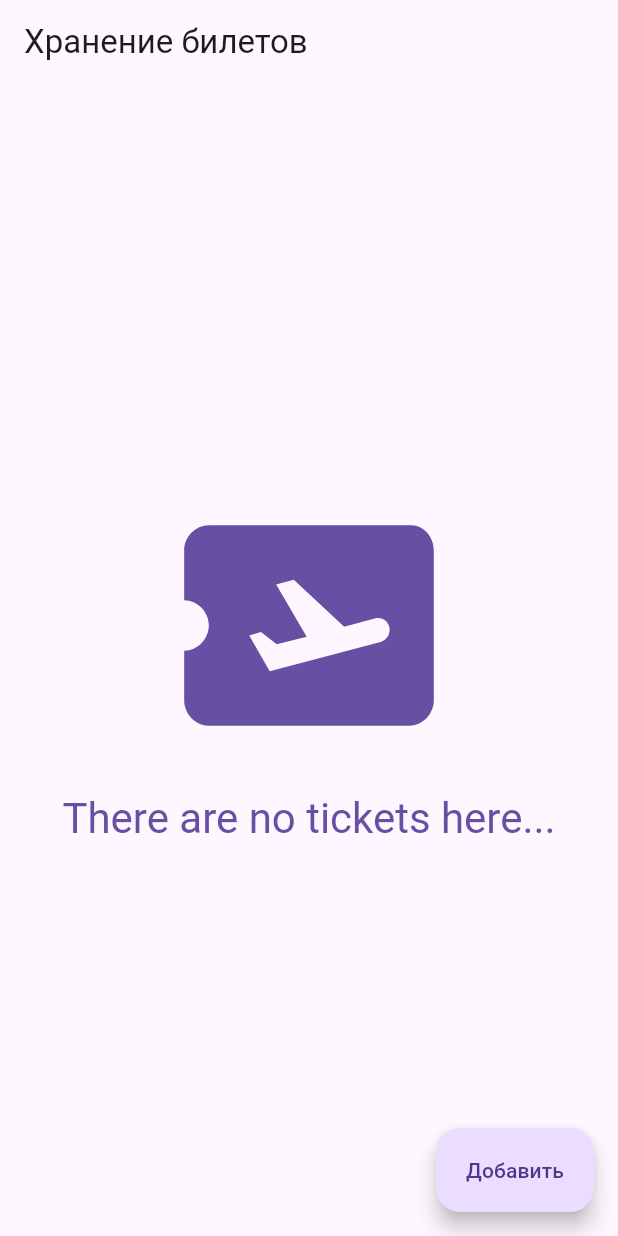
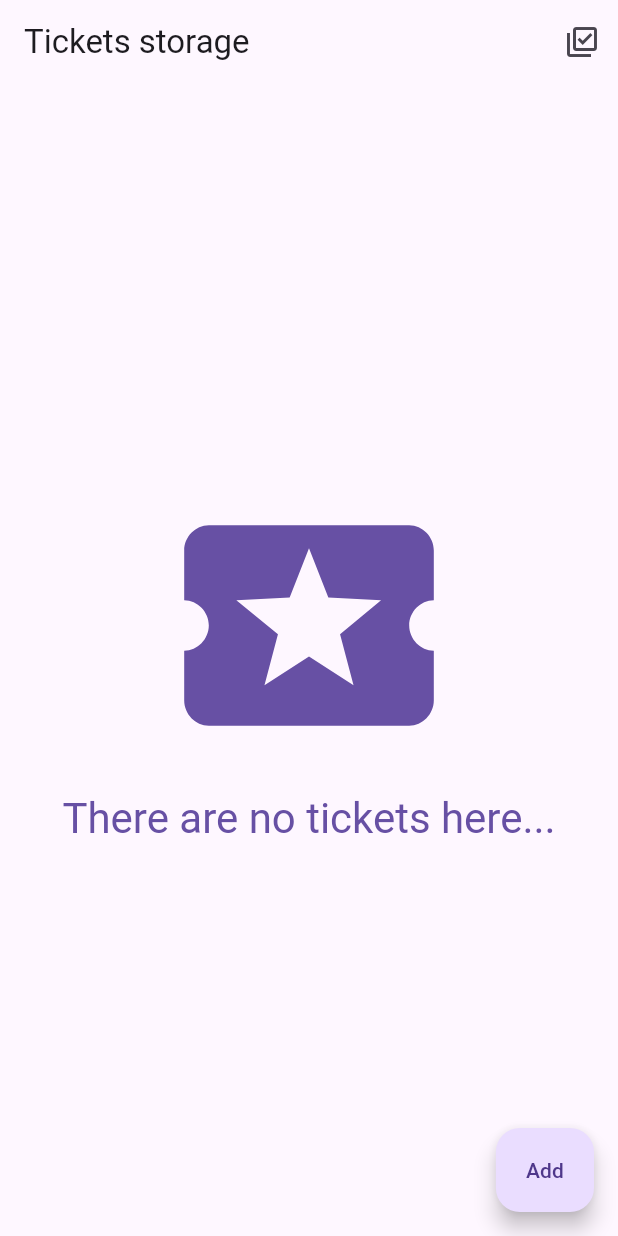
Before and after one commit to yokawaiik/tickets_storage_app, a Flutter app: the screen it shows after launch, on a phone screen of 412 x 824 dp. Run offline on Flutter 3.47's test engine with Material 2 defaults, Android fonts, the light colour scheme and no system bars; our stand-ins replace bloc, dio, equatable, flutter_bloc, flutter_slidable, get_it and 3 more; missing offline and left inert: flutter_download_manager, flutter_pdfview; accounts and stored records are empty; generated files the repository leaves out were written again.

Commit message:
Add multiple deleating.

```diff
--- a/lib/src/features/ticket_storage/domain/models/ticket.dart
+++ b/lib/src/features/ticket_storage/domain/models/ticket.dart
@@ -5,20 +5,28 @@ class Ticket extends Equatable {
   late final String fileUrl;
   String? filePath;
 
+  bool isSelected;
+
   Ticket({
     required this.id,
     required this.fileUrl,
     required this.filePath,
+    this.isSelected = false,
   });
 
-  Ticket.preview({
-    required this.fileUrl,
-  });
+  void setSelection(bool selection) {
+    isSelected = selection;
+  }
 
   void setFilePath(String filePath) {
     this.filePath = filePath;
   }
 
   @override
+  String toString() {
+    return "Ticket - id: $id - fileUrl: $fileUrl - filePath: $filePath - isSelected: $isSelected.";
+  }
+
+  @override
   List<Object?> get props => [fileUrl, filePath];
 }
--- a/lib/src/features/ticket_storage/domain/repository/tickets_repository.dart
+++ b/lib/src/features/ticket_storage/domain/repository/tickets_repository.dart
@@ -105,6 +105,7 @@ class TicketsRepository {
     try {
       await _ticketStorage
           .removeGroupTickets(tickets.map((t) => t.id).toList());
+
       for (final ticket in tickets) {
         if (ticket.filePath != null) {
           await File(ticket.filePath!).delete();
--- a/lib/src/features/ticket_storage/presentation/bloc/tickets_event.dart
+++ b/lib/src/features/ticket_storage/presentation/bloc/tickets_event.dart
@@ -32,8 +32,16 @@ class DeletedTicketEvent implements TicketsEvent {
   DeletedTicketEvent({required this.id});
 }
 
-class DeletedGroupTicketsEvent implements TicketsEvent {
-  final List<Ticket> tickets;
+class SetSelectionSingleTicketsEvent implements TicketsEvent {
+  final Ticket ticket;
+  final bool selection;
 
-  DeletedGroupTicketsEvent({required this.tickets});
+  SetSelectionSingleTicketsEvent({
+    required this.ticket,
+    required this.selection,
+  });
 }
+
+class ResetSelectionTicketsEvent implements TicketsEvent {}
+
+class RemoveSelectedTicketsEvent implements TicketsEvent {}
--- a/lib/src/features/ticket_storage/presentation/bloc/tickets_state.dart
+++ b/lib/src/features/ticket_storage/presentation/bloc/tickets_state.dart
@@ -75,3 +75,30 @@ class DownloadSingleTicketsState extends TicketsState {
   @override
   List<Object?> get props => [ticket];
 }
+
+class SetSelectionSingleTicketsState extends TicketsState {
+  final Ticket ticket;
+
+  SetSelectionSingleTicketsState(this.ticket);
+
+  @override
+  List<Object?> get props => [ticket];
+}
+
+class ResetSelectionTicketsState extends TicketsState {
+  final List<Ticket> resetSelectionTickets;
+
+  ResetSelectionTicketsState(this.resetSelectionTickets);
+
+  @override
+  List<Object?> get props => [resetSelectionTickets];
+}
+
+class RemovedSelectedTicketsState extends TicketsState {
+  final List<Ticket> deleteSelectedTickets;
+
+  RemovedSelectedTicketsState(this.deleteSelectedTickets);
+
+  @override
+  List<Object?> get props => [deleteSelectedTickets];
+}
--- a/lib/src/features/ticket_storage/presentation/pages/ticket_storage_page.dart
+++ b/lib/src/features/ticket_storage/presentation/pages/ticket_storage_page.dart
@@ -29,17 +29,22 @@ class _TicketStoragePageState extends State<TicketStoragePage> {
   late final GlobalKey<ScaffoldMessengerState> _scaffoldMessengerKey;
   late final ScrollController _scrollController;
 
+  late bool _isSelectionMode;
+
   @override
   void initState() {
     _ticketsBloc = GetIt.I.get<TicketsBloc>();
-    _ticketsBloc..add(GetTicketsEvent(inital: true));
+    _ticketsBloc.add(GetTicketsEvent(inital: true));
     _ticketUrlTextFieldController = TextEditingController();
     _addFormKey = GlobalKey<FormState>();
     _scaffoldMessengerKey = GlobalKey<ScaffoldMessengerState>();
     _scrollController = ScrollController();
 
+    _isSelectionMode = false;
+
     _scrollController.addListener(() async {
-      debugPrint("_TicketStoragePageState - _scrollController.addListener");
+      debugPrint(
+          "_TicketStoragePageState - initState - _scrollController.addListener");
       if (_scrollController.position.pixels ==
           _scrollController.position.maxScrollExtent) {
         if (_ticketsBloc.tickets.length != _ticketsBloc.totalCountTickets) {
@@ -72,6 +77,8 @@ class _TicketStoragePageState extends State<TicketStoragePage> {
           message = state.error.toString();
         } else if (state is RemovedSingleTicketsState) {
           message = "Was deleted: ${state.removedTicket.fileUrl}";
+        } else if (state is RemovedSelectedTicketsState) {
+          message = "Selected tickets were deleted.";
         } else {
           message = "Something went wrong.";
         }
@@ -87,7 +94,8 @@ class _TicketStoragePageState extends State<TicketStoragePage> {
       listenWhen: (previous, current) {
         if ((current is ErrorTicketsState &&
                 current.errorSituation == ErrorSituation.tickets) ||
-            current is RemovedSingleTicketsState) {
+            current is RemovedSingleTicketsState ||
+            current is RemovedSelectedTicketsState) {
           return true;
         }
         return false;
@@ -96,7 +104,16 @@ class _TicketStoragePageState extends State<TicketStoragePage> {
         key: _scaffoldMessengerKey,
         resizeToAvoidBottomInset: false,
         appBar: AppBar(
-          title: const Text("Хранение билетов"),
+          title: const Text("Tickets storage"),
+          actions: [
+            IconButton(
+              onPressed: _toggleSelection,
+              tooltip: "Select group",
+              isSelected: _isSelectionMode,
+              selectedIcon: const Icon(Icons.library_add_check),
+              icon: const Icon(Icons.library_add_check_outlined),
+            )
+          ],
         ),
         body: RefreshIndicator(
           onRefresh: _refresh,
@@ -106,6 +123,7 @@ class _TicketStoragePageState extends State<TicketStoragePage> {
               if (previous == current) return false;
               if (current is AddedSingleTicketsState ||
                   current is RemovedSingleTicketsState ||
+                  current is RemovedSelectedTicketsState ||
                   current is RemovedGroupTicketsState ||
                   current is LoadedTicketsState) {
                 return true;
@@ -125,7 +143,7 @@ class _TicketStoragePageState extends State<TicketStoragePage> {
                     mainAxisAlignment: MainAxisAlignment.center,
                     children: [
                       Icon(
-                        Icons.airplane_ticket,
+                        Icons.local_activity,
                         color: colorScheme.primary,
                         size: 200,
                       ),
@@ -193,16 +211,30 @@ class _TicketStoragePageState extends State<TicketStoragePage> {
                         DeletedTicketEvent(id: ticket.id),
                       );
                     },
+                    isSelectionMode: _isSelectionMode,
+                    onSelectCallback: (selection) {
+                      _ticketsBloc.add(
+                        SetSelectionSingleTicketsEvent(
+                          ticket: ticket,
+                          selection: selection,
+                        ),
+                      );
+                    },
                   );
                 },
               );
             },
           ),
         ),
-        floatingActionButton: FloatingActionButton.extended(
-          onPressed: _addLink,
-          label: const Text("Добавить"),
-        ),
+        floatingActionButton: _isSelectionMode
+            ? FloatingActionButton.extended(
+                onPressed: _deleteSelected,
+                label: const Text("Delete selected"),
+              )
+            : FloatingActionButton.extended(
+                onPressed: _addLink,
+                label: const Text("Add"),
+              ),
       ),
     );
   }
@@ -300,4 +332,18 @@ class _TicketStoragePageState extends State<TicketStoragePage> {
     _ticketsBloc.add(RefreshTicketsEvent(completer));
     return completer.future;
   }
+
+  void _toggleSelection() {
+    _isSelectionMode = !_isSelectionMode;
+
+    if (!_isSelectionMode) {
+      _ticketsBloc.add(ResetSelectionTicketsEvent());
+    }
+
+    setState(() {});
+  }
+
+  void _deleteSelected() {
+    _ticketsBloc.add(RemoveSelectedTicketsEvent());
+  }
 }
```
Also changed, not shown: lib/src/features/ticket_storage/presentation/bloc/tickets_bloc.dart (+56 -15 lines), lib/src/features/ticket_storage/presentation/widgets/list_ticket_item_widget.dart (+27 -2 lines), 1 other file.
